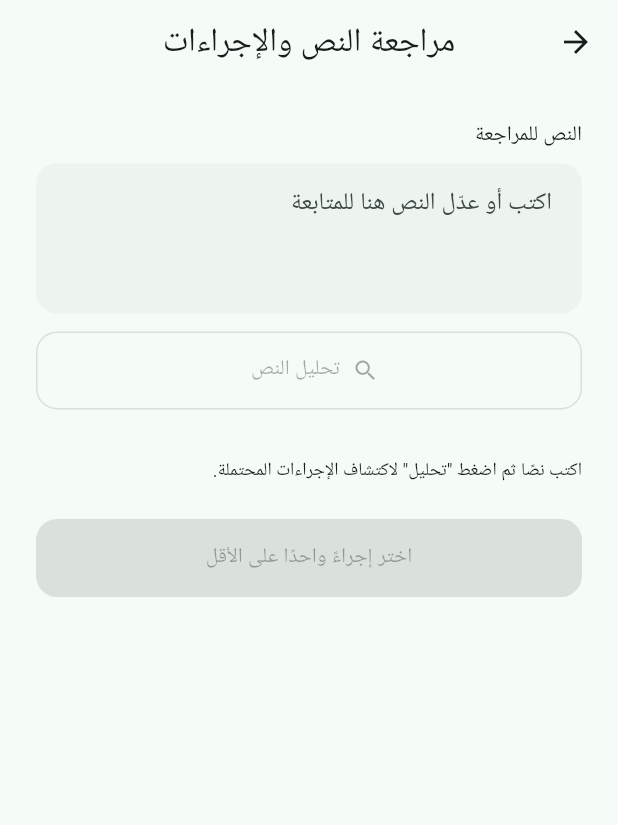
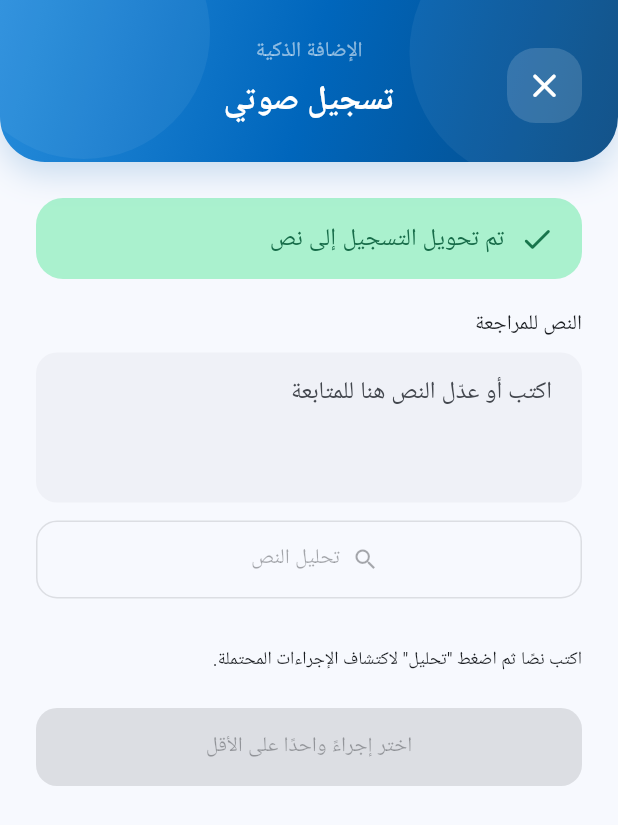
Before and after one commit to MoatazHossam/voice-to-action, a Flutter app: the ReviewPage screen opened by its route, on a phone screen of 412 x 824 dp. Shown: the top 825 px of the screen. Run offline on Flutter 3.47's test engine with Material 3 defaults, Android fonts, the phone set to English and light mode, and no system bars; our stand-ins replace audioplayers, get, image_picker, permission_handler; missing offline and left inert: record.

Commit message:
Apply blue voice intake design

```diff
--- a/lib/app/app_theme.dart
+++ b/lib/app/app_theme.dart
@@ -1,13 +1,7 @@
 import 'package:flutter/material.dart';
 
-/// Design reference: "AI Voice to Text" (Figma). The screenshot was not
-/// available in this environment, so this theme approximates the described
-/// states (idle / active / progress / result) with a calm, single-accent
-/// Material 3 palette rather than a pixel-accurate port. Replace the seed
-/// color and text styles here once the real Figma file/screenshot is
-/// accessible; nothing in modules/ai_intake depends on these exact values.
 abstract final class AppTheme {
-  static const Color _seed = Color(0xFF2F6F5E);
+  static const Color _seed = Color(0xFF0878D7);
   static const Color recordingRed = Color(0xFFD64545);
   static const Color successGreen = Color(0xFF2E9E5B);
   static const Color warningAmber = Color(0xFFB8860B);
@@ -17,7 +11,7 @@ abstract final class AppTheme {
     return ThemeData(
       useMaterial3: true,
       colorScheme: colorScheme,
-      scaffoldBackgroundColor: colorScheme.surface,
+      scaffoldBackgroundColor: const Color(0xFFF7F9FE),
       appBarTheme: AppBarTheme(
         backgroundColor: colorScheme.surface,
         foregroundColor: colorScheme.onSurface,
--- a/lib/modules/ai_intake/review_page.dart
+++ b/lib/modules/ai_intake/review_page.dart
@@ -4,6 +4,7 @@ import 'package:get/get.dart';
 import 'ai_intake_controller.dart';
 import 'widgets/action_suggestions_panel.dart';
 import 'widgets/review_panel.dart';
+import 'widgets/voice_flow_header.dart';
 
 /// Shared review screen for both the voice and image journeys. Displays the
 /// original extraction, an editable final text, opt-in corrections, and
@@ -23,11 +24,29 @@ class ReviewPage extends StatelessWidget {
   Widget build(BuildContext context) {
     final controller = Get.find<AiIntakeController>();
     return Scaffold(
-      appBar: AppBar(title: const Text('مراجعة النص والإجراءات')),
+      appBar: const PreferredSize(
+        preferredSize: Size.fromHeight(108),
+        child: SafeArea(bottom: false, child: VoiceFlowHeader(compact: true)),
+      ),
       body: SafeArea(
         child: ListView(
           padding: const EdgeInsets.all(24),
           children: [
+            Container(
+              padding: const EdgeInsets.symmetric(horizontal: 18, vertical: 15),
+              decoration: BoxDecoration(
+                color: const Color(0xFFAAF1CE),
+                borderRadius: BorderRadius.circular(18),
+              ),
+              child: const Row(
+                children: [
+                  Icon(Icons.check_rounded, color: Color(0xFF18754C)),
+                  SizedBox(width: 10),
+                  Text('تم تحويل التسجيل إلى نص', style: TextStyle(color: Color(0xFF176C49), fontSize: 16)),
+                ],
+              ),
+            ),
+            const SizedBox(height: 20),
             ExtractionSummary(controller: controller),
             Text('النص للمراجعة', style: Theme.of(context).textTheme.labelLarge),
             const SizedBox(height: 8),
--- /dev/null
+++ b/lib/modules/ai_intake/widgets/voice_flow_header.dart
@@ -0,0 +1,84 @@
+import 'package:flutter/material.dart';
+
+const voiceBlue = Color(0xFF0878D7);
+const voiceNavy = Color(0xFF062846);
+
+class VoiceFlowHeader extends StatelessWidget {
+  const VoiceFlowHeader({super.key, this.onClose, this.compact = false});
+
+  final VoidCallback? onClose;
+  final bool compact;
+
+  @override
+  Widget build(BuildContext context) {
+    return Container(
+      height: compact ? 108 : 116,
+      decoration: const BoxDecoration(
+        gradient: LinearGradient(
+          begin: Alignment.topLeft,
+          end: Alignment.bottomRight,
+          colors: [Color(0xFF278DDC), Color(0xFF0066BC), Color(0xFF064982)],
+        ),
+        borderRadius: BorderRadius.vertical(bottom: Radius.circular(30)),
+        boxShadow: [BoxShadow(color: Color(0x30005CAB), blurRadius: 18, offset: Offset(0, 8))],
+      ),
+      child: Stack(
+        children: [
+          Positioned(right: -35, top: -52, child: _Bubble(size: 174)),
+          Positioned(left: -28, top: -62, child: _Bubble(size: 168)),
+          Center(
+            child: Column(
+              mainAxisSize: MainAxisSize.min,
+              children: [
+                Text('الإضافة الذكية', style: TextStyle(color: Colors.white.withValues(alpha: .55), fontSize: 14, letterSpacing: 1)),
+                const SizedBox(height: 6),
+                const Text('تسجيل صوتي', style: TextStyle(color: Colors.white, fontSize: 22, fontWeight: FontWeight.w700)),
+              ],
+            ),
+          ),
+          Positioned(
+            right: 24,
+            top: 32,
+            child: Material(
+              color: Colors.white.withValues(alpha: .15),
+              borderRadius: BorderRadius.circular(19),
+              child: InkWell(
+                onTap: onClose ?? () => Navigator.maybePop(context),
+                borderRadius: BorderRadius.circular(19),
+                child: const SizedBox(width: 50, height: 50, child: Icon(Icons.close_rounded, color: Colors.white, size: 27)),
+              ),
+            ),
+          ),
+        ],
+      ),
+    );
+  }
+}
+
+class _Bubble extends StatelessWidget {
+  const _Bubble({required this.size});
+  final double size;
+  @override
+  Widget build(BuildContext context) => Container(
+        width: size,
+        height: size,
+        decoration: BoxDecoration(shape: BoxShape.circle, color: Colors.white.withValues(alpha: .055)),
+      );
+}
+
+class VoiceGradientBackground extends StatelessWidget {
+  const VoiceGradientBackground({super.key, required this.child});
+  final Widget child;
+  @override
+  Widget build(BuildContext context) => DecoratedBox(
+        decoration: const BoxDecoration(
+          gradient: LinearGradient(
+            begin: Alignment.topCenter,
+            end: Alignment.bottomCenter,
+            colors: [voiceNavy, Color(0xFF064B83), Color(0xFF0879D7)],
+            stops: [0, .48, 1],
+          ),
+        ),
+        child: child,
+      );
+}
```
Also changed, not shown: lib/modules/ai_intake/voice_entry_page.dart (+20 -16 lines), lib/modules/ai_intake/widgets/processing_panel.dart (+47 -21 lines), lib/modules/ai_intake/widgets/recorder_panel.dart (+61 -112 lines).
